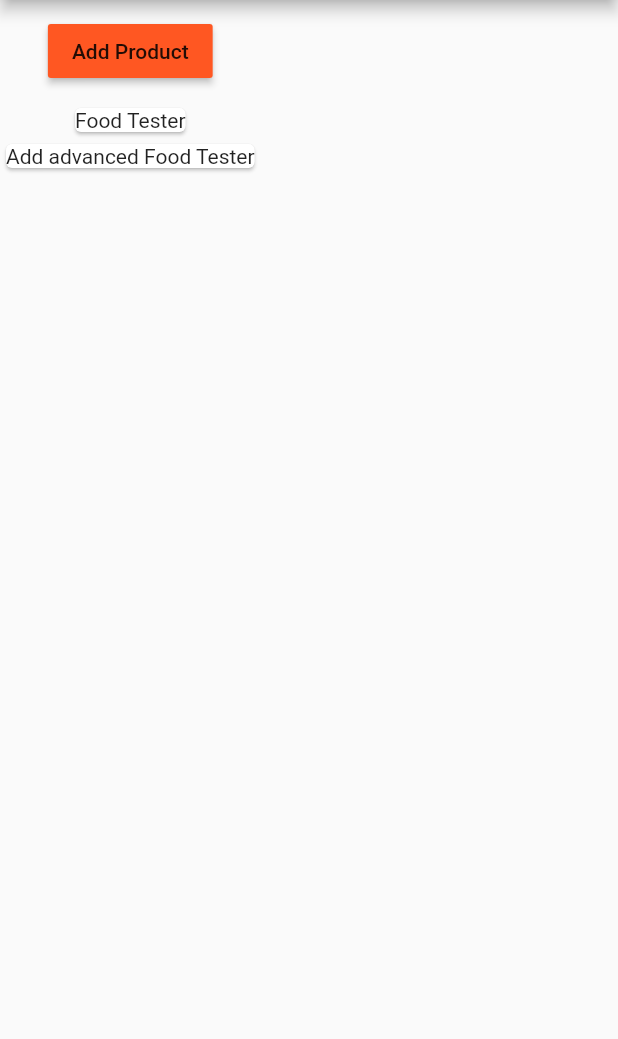
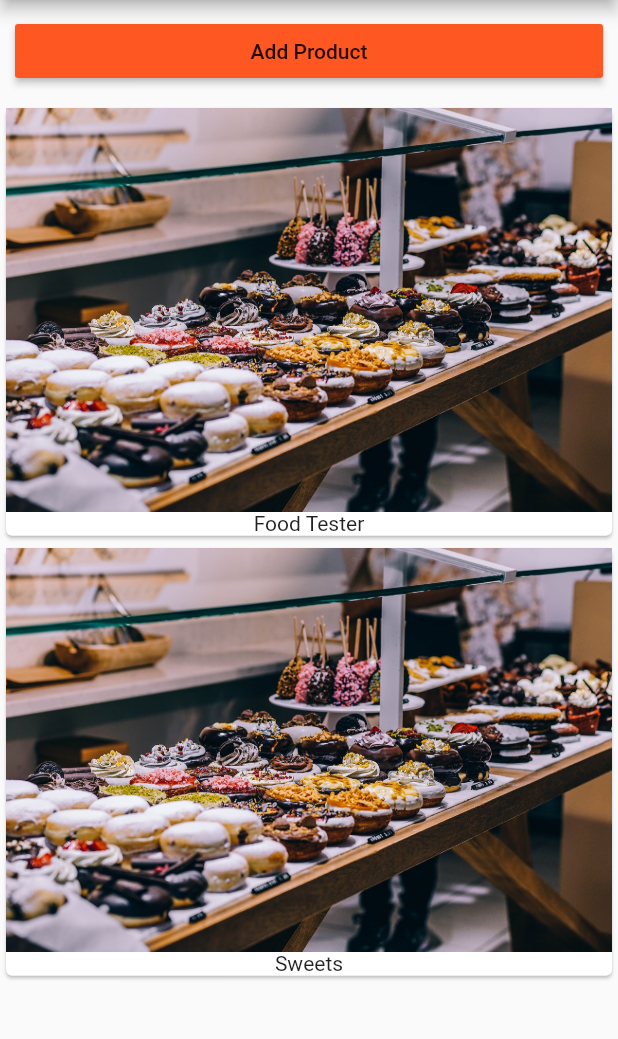
Before and after one commit to quydau35/flutter_course, a Flutter app: the screen it shows after launch, after a tap on "Add Product", on a phone screen of 412 x 824 dp, the part 84-1123 px from its top. Run offline on Flutter 3.47's test engine with Material 2 defaults, Android fonts, the phone set to English and light mode, and no system bars.

```diff
--- a/lib/main.dart
+++ b/lib/main.dart
@@ -1,13 +1,21 @@
 import 'package:flutter/material.dart';
+// import 'package:flutter/rendering.dart';
 
 import './product_manager.dart';
 
-void main() => runApp(MyApp());
+void main() {
+  // debugPaintSizeEnabled = true;
+  // debugPaintBaselinesEnabled = true;
+  // debugPaintPointersEnabled = true;
+  runApp(MyApp());
+}
 
 class MyApp extends StatelessWidget {
   @override
   Widget build(BuildContext context) {
     return MaterialApp(
+      // debugShowMaterialGrid: true,
+      // debugShowCheckedModeBanner: true,
       theme: ThemeData(
         brightness: Brightness.light,
         primarySwatch: Colors.deepOrange,
--- a/lib/product_manager.dart
+++ b/lib/product_manager.dart
@@ -9,7 +9,7 @@ class ProductManager extends StatefulWidget {
   ProductManager({this.startingProduct = 'Sweets Tester'});
   @override
   _ProductManagerState createState() {
-    print('[ProDuctManager Widget] createState()');
+    // print('[ProDuctManager Widget] createState()');
     return _ProductManagerState();
   }
 }
@@ -22,27 +22,27 @@ class _ProductManagerState extends State<ProductManager> {
     // setState(() { // No need to add setState() because the build() widget hasn't run yet the 1st time
     //  null;
     // });
-    print('[ProDuctManager State] initState()');
+    // print('[ProDuctManager State] initState()');
     _products.add(widget.startingProduct);
     super.initState();
   }
 
   @override
   void didUpdateWidget(ProductManager oldWidget) {
-    print('[ProductManager State] didUpdateWidget()');
+    // print('[ProductManager State] didUpdateWidget()');
     super.didUpdateWidget(oldWidget);
   }
 
   void _updateProducts(String product) {
     setState(() {
-      _products.add('Add advanced Food Tester');
+      _products.add(product);
     });
   }
 
   @override
   Widget build(BuildContext context) {
-    print('[ProDuctManager State] build()');
-    return Column(
+    // print('[ProDuctManager State] build()');
+    return ListView(
       children: <Widget>[
         Container(
           margin: EdgeInsets.all(10.0),
--- a/lib/products.dart
+++ b/lib/products.dart
@@ -16,7 +16,7 @@ class Products extends StatelessWidget {
             (element) => Card(
                   child: Column(
                     children: <Widget>[
-                      // Image.asset('assets/food.jpg'),
+                      Image.asset('assets/food.jpg'),
                       Text(element)
                     ],
                   ),
```
